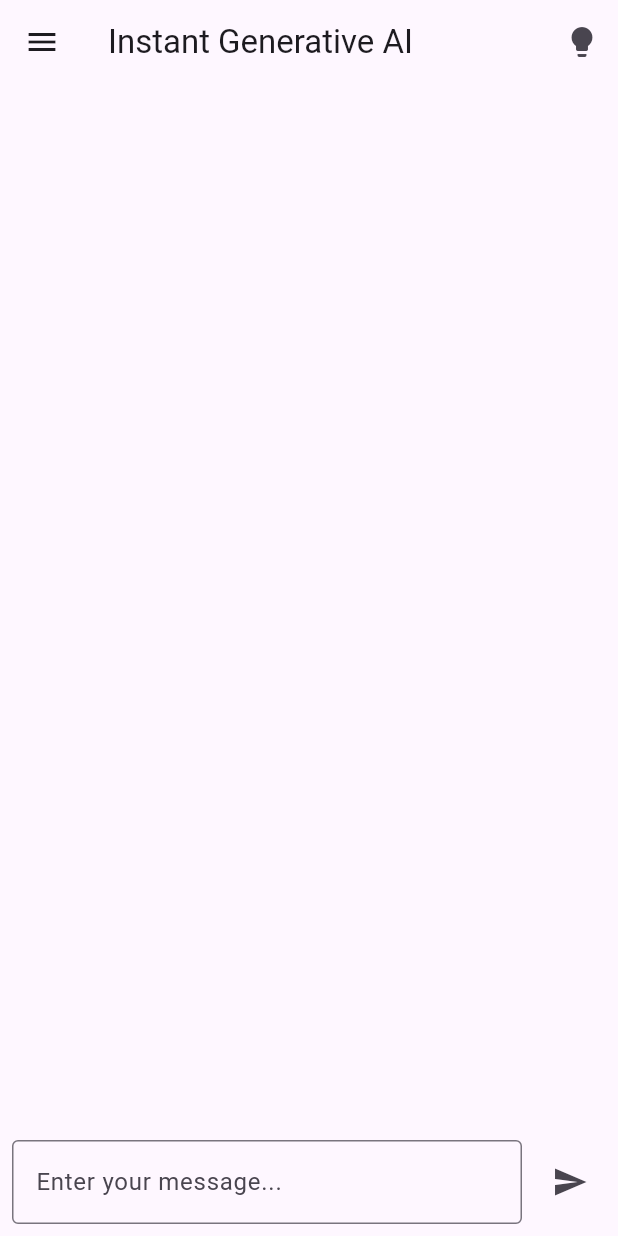
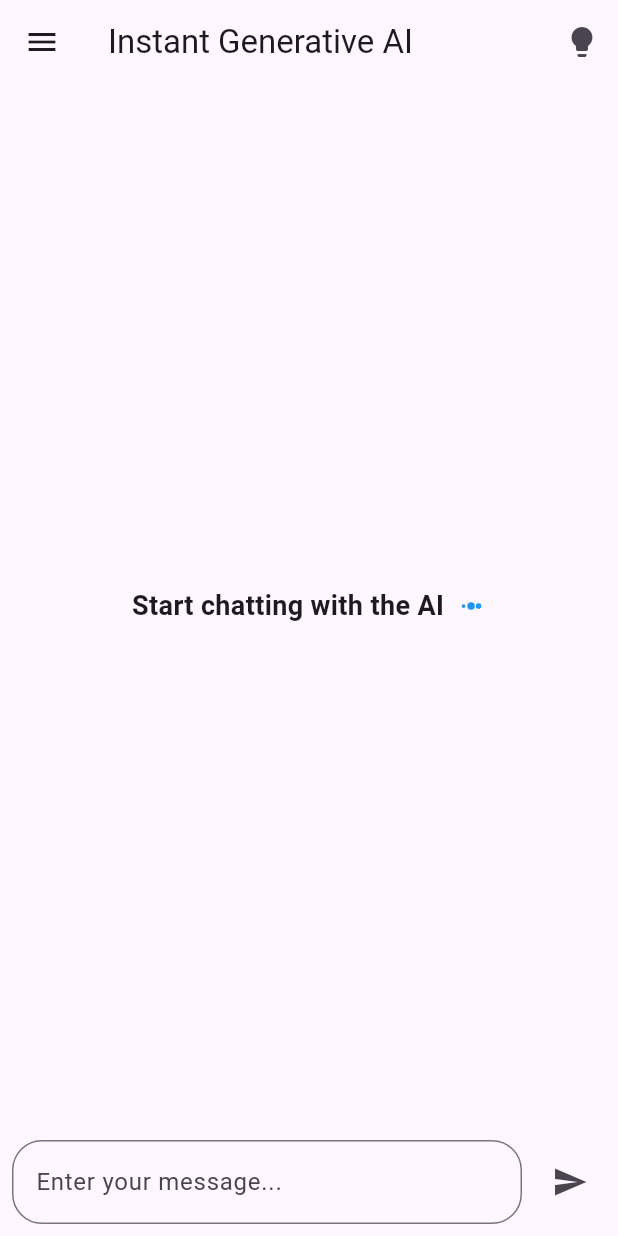
Before and after one commit to niranjandahal/generative_ai_sample, a Flutter app: the screen it shows after launch, on a phone screen of 412 x 824 dp. Run offline on Flutter 3.47's test engine with Material 3 defaults, Android fonts, the phone set to English and light mode, and no system bars; drawn by our look-alikes of loading_indicator; our stand-ins replace flutter_markdown, google_generative_ai, image_picker.

Commit message:
some functionality changes and upgrade

```diff
--- a/lib/main.dart
+++ b/lib/main.dart
@@ -63,12 +63,26 @@
               ),
               ListTile(
                 title: _isvisionmodel
-                    ? const Text("Switch to Text Only")
-                    : const Text("Switch to Image and Text"),
+                    ? const Text("Switch to Text Only Model")
+                    : const Text("Switch to Image and Text Model"),
                 onTap: () {
                   setState(() {
                     _isvisionmodel = !_isvisionmodel;
                   });
+                },
+              ),
+
+              //at last some more option like exit and about us
+              ListTile(
+                title: const Text("About Us"),
+                onTap: () {
+                  Navigator.of(context).pop();
+                },
+              ),
+              ListTile(
+                title: const Text("Exit"),
+                onTap: () {
+                  Navigator.of(context).pop();
                 },
               ),
             ],
--- a/lib/textonlymodel/TextChatHomepage.dart
+++ b/lib/textonlymodel/TextChatHomepage.dart
@@ -2,6 +2,7 @@
 import 'package:google_generative_ai/google_generative_ai.dart';
 import 'package:generativeai/api/gemini_apikey.dart';
 import 'package:flutter_markdown/flutter_markdown.dart';
+import 'package:loading_indicator/loading_indicator.dart';
 
 class Textchatwidget extends StatefulWidget {
   const Textchatwidget({
@@ -12,16 +13,27 @@
 }
 
 class _TextchatwidgetState extends State<Textchatwidget> {
+  final ScrollController _scrollController = ScrollController();
   late final GenerativeModel _model;
   late final ChatSession _chat;
   final TextEditingController _textController = TextEditingController();
   final List<String> _messages = [];
+
+  bool _loading = false;
 
   @override
   void initState() {
     super.initState();
     _model = GenerativeModel(model: 'gemini-pro', apiKey: apikey);
     _chat = _model.startChat();
+  }
+
+  void _scrollDown() {
+    _scrollController.animateTo(
+      _scrollController.position.maxScrollExtent,
+      duration: const Duration(milliseconds: 5),
+      curve: Curves.easeOutCirc,
+    );
   }
 
   @override
@@ -32,6 +44,7 @@
 
   Future<void> _sendMessage(String text) async {
     setState(() {
+      _loading = true;
       _messages.add(text);
     });
     try {
@@ -39,15 +52,17 @@
         Content.text(text),
       );
       String generatedText = '';
+      _messages.add('');
       await for (final chunk in response) {
         for (int i = 0; i < chunk.text!.length; i++) {
           generatedText += chunk.text![i];
+        }
         setState(() {
+          _loading = false;
           _messages[_messages.length - 1] = generatedText;
         });
-          await Future.delayed(
-              Duration(milliseconds: 5)); // Adjust the speed here
-        }
+        _scrollDown(); // Scroll down after updating the UI
+        await Future.delayed(Duration(milliseconds: 1));
       }
     } catch (e) {
       print('Error: $e');
@@ -58,13 +73,45 @@
   Widget build(BuildContext context) {
     return Column(
       children: [
-        Expanded(
+        _messages.isEmpty
+            ? Expanded(
+                child: Center(
+                  child: Row(
+                    mainAxisAlignment: MainAxisAlignment.center,
+                    crossAxisAlignment: CrossAxisAlignment.center,
+                    children: [
+                      Text(
+                        'Start chatting with the AI',
+                        style: TextStyle(
+                          fontSize: 18.0,
+                          fontWeight: FontWeight.bold,
+                        ),
+                      ),
+                      const SizedBox(width: 8.0),
+                      Container(
+                          height: 20,
+                          width: 20,
+                          child: LoadingIndicator(
+                            indicatorType: Indicator.ballPulseSync,
+                            colors: [
+                              Colors.blue,
+                              Colors.red,
+                              Colors.yellow,
+                            ],
+                          ))
+                    ],
+                  ),
+                ),
+              )
+            : Expanded(
                 child: ListView.builder(
+                  controller: _scrollController,
                   itemCount: _messages.length,
                   itemBuilder: (context, index) {
                     final message = _messages[index];
                     return Padding(
-                padding: EdgeInsets.symmetric(vertical: 4.0, horizontal: 8.0),
+                      padding:
+                          EdgeInsets.symmetric(vertical: 4.0, horizontal: 8.0),
                       child: MessageWidget(
                         text: message,
                       ),
@@ -81,7 +128,9 @@
                   controller: _textController,
                   decoration: InputDecoration(
                     hintText: 'Enter your message...',
-                    border: OutlineInputBorder(),
+                    border: OutlineInputBorder(
+                      borderRadius: BorderRadius.circular(20.0),
+                    ),
                   ),
                   onSubmitted: (value) {
                     _sendMessage(value.trim());
@@ -90,6 +139,15 @@
                 ),
               ),
               SizedBox(width: 8.0),
+              if (_loading)
+                Container(
+                  height: 30,
+                  width: 30,
+                  child: LoadingIndicator(
+                      indicatorType: Indicator.ballPulse,
+                      colors: [Colors.blue, Colors.red, Colors.yellow]),
+                )
+              else
                 IconButton(
                   icon: Icon(Icons.send),
                   onPressed: () {
@@ -117,23 +175,49 @@
   final String? text;
   @override
   Widget build(BuildContext context) {
-    return Row(
-      children: [
-        Flexible(
-            child: Container(
-                constraints: const BoxConstraints(maxWidth: 520),
-                decoration: BoxDecoration(
-                  borderRadius: BorderRadius.circular(18),
+    return Card(
+      margin: const EdgeInsets.all(8.0),
+      color: Theme.of(context)
+          .cardColor, // Use primary color as the background color for the card
+      child: Padding(
+        padding: const EdgeInsets.all(8.0),
+        child: MarkdownBody(
+          data: text ?? '',
+          styleSheet: MarkdownStyleSheet(
+            p: TextStyle(
+                color: Theme.of(context)
+                    .colorScheme
+                    .onPrimaryContainer), // Use secondary color for text inside the card
           ),
-                padding: const EdgeInsets.symmetric(
-                  vertical: 15,
-                  horizontal: 20,
         ),
-                margin: const EdgeInsets.only(bottom: 8),
-                child: Column(children: [
-                  if (text case final text?) MarkdownBody(data: text),
-                ]))),
-      ],
+      ),
     );
   }
 }
+// class MessageWidget extends StatelessWidget {
+//   const MessageWidget({
+//     Key? key,
+//     this.text,
+//   }) : super(key: key);
+
+//   final String? text;
+
+//   @override
+//   Widget build(BuildContext context) {
+//     return Card(
+//       margin: const EdgeInsets.all(8.0),
+//       color: Theme.of(context).primaryColor,
+//       child: Padding(
+//         padding: const EdgeInsets.all(8.0),
+//         child: MarkdownBody(
+//           data: text ?? '',
+//           styleSheet: MarkdownStyleSheet(
+//             p: TextStyle(
+//               color: Theme.of(context).colorScheme.onPrimary,
+//             ),
+//           ),
+//         ),
+//       ),
+//     );
+//   }
+// }
```
Also changed, not shown: lib/textandimagemodel/ImageChatHomepage.dart (+8 -21 lines). Lines whose indentation alone changed are shown as unchanged.
